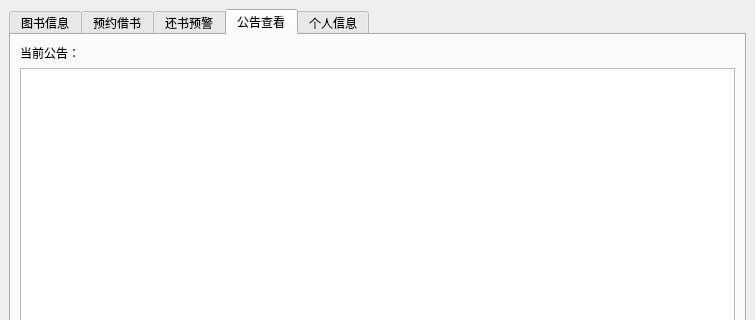
LGH2713/Library_management_system, file userinterface.ui: the form before one commit; both pictures show x 0 to 755 and y 0 to 320 of the 755 by 733 pixel window.
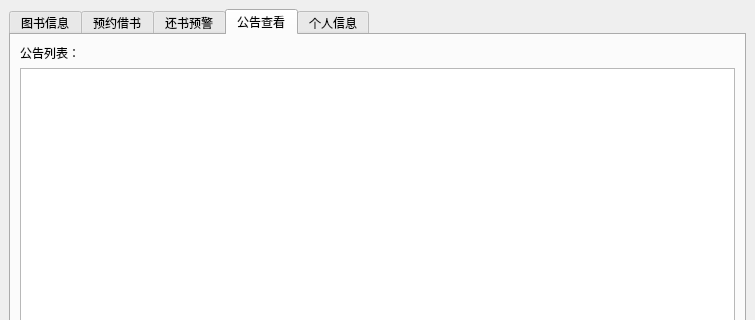
The form after the commit. The open tabs and pages were chosen to show the change.

Commit message: refactor: 修改公告展示组件（先展示列表再展示详情）

Patch:
```diff
--- a/userinterface.ui
+++ b/userinterface.ui
@@ -262,7 +262,7 @@
         <item row="0" column="0">
          <widget class="QLabel" name="label">
           <property name="text">
-           <string>当前公告：</string>
+           <string>公告列表：</string>
           </property>
          </widget>
         </item>
```
Left out of the diff: 4 changed lines with no effect on the pictures.
